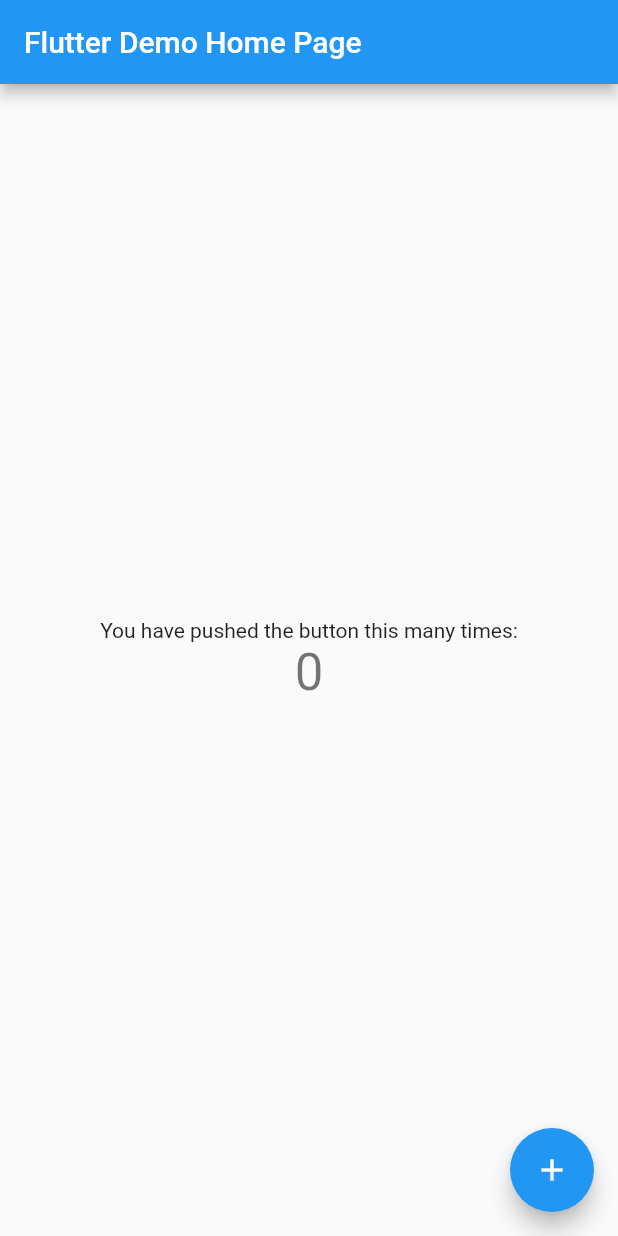
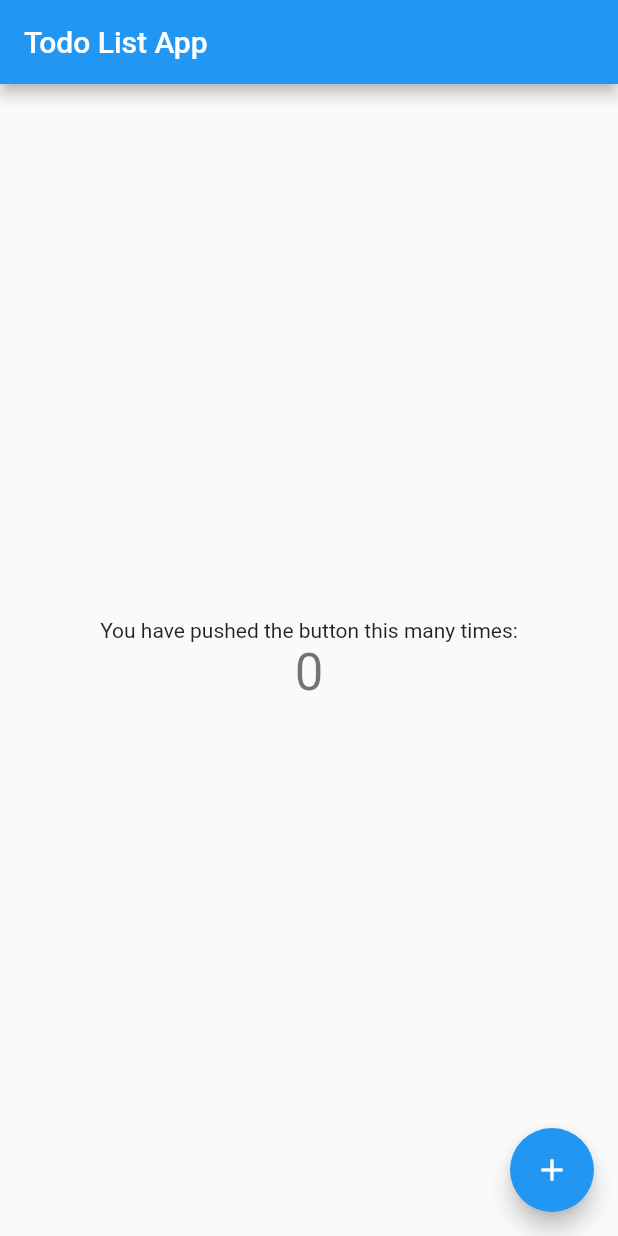
Before and after one commit to pinkypedia/todo_flutter_app, a Flutter app: the screen it shows after launch, on a phone screen of 412 x 824 dp. Run offline on Flutter 3.47's test engine with Material 2 defaults, Android fonts, the phone set to English and light mode, and no system bars.

Commit message:
i change the app title

```diff
--- a/lib/main.dart
+++ b/lib/main.dart
@@ -24,7 +24,7 @@ class MyApp extends StatelessWidget {
         // is not restarted.
         primarySwatch: Colors.blue,
       ),
-      home: const MyHomePage(title: 'Flutter Demo Home Page'),
+      home: const MyHomePage(title: 'Todo List App'),
     );
   }
 }
```
